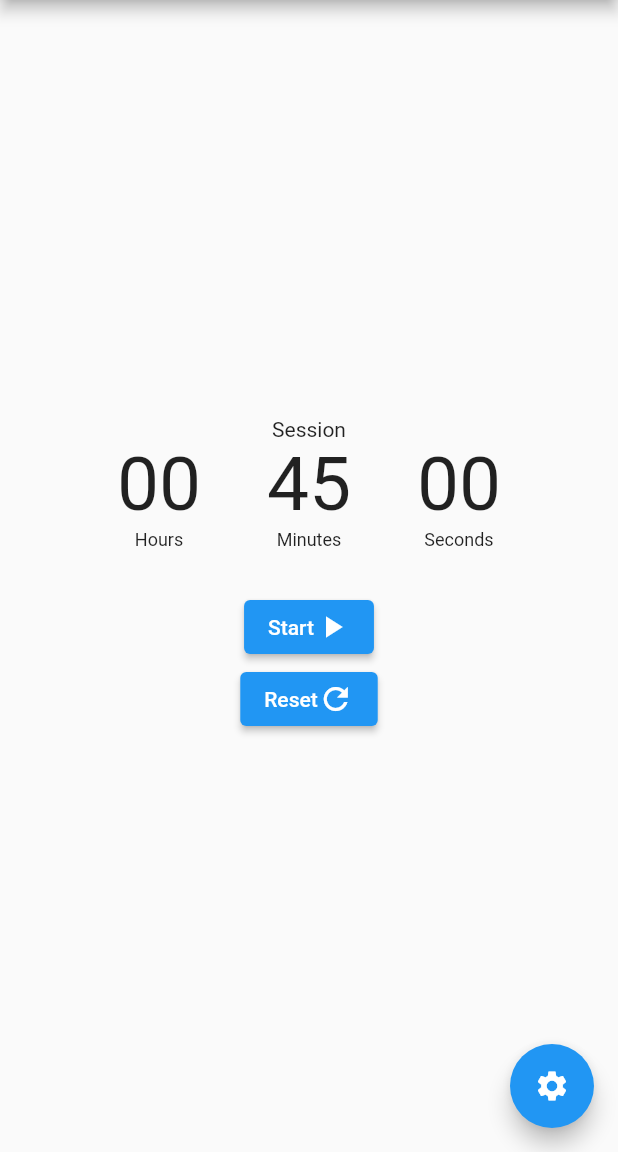
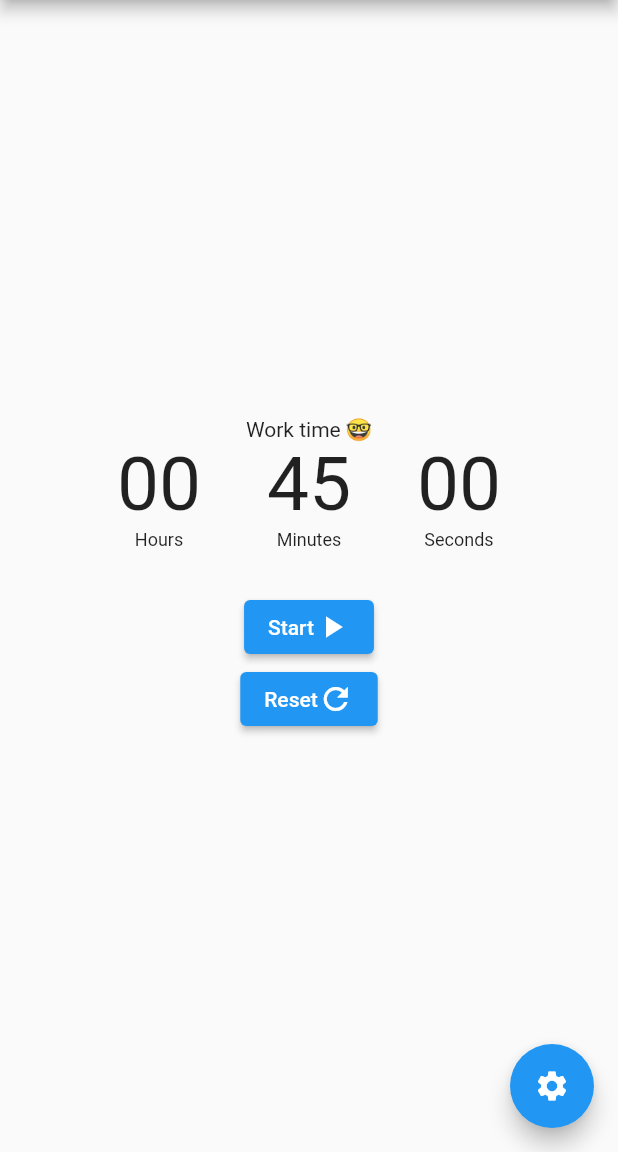
Before and after one commit to cchampou/pomodoro, a Flutter app: the screen it shows after launch, on a phone screen of 412 x 824 dp, the part 84-1236 px from its top. Run offline on Flutter 3.47's test engine with Material 2 defaults, Android fonts, the light colour scheme and no system bars; our stand-ins replace audioplayers.

Commit message:
feat: change wording to be a bit nicer

```diff
--- a/lib/main.dart
+++ b/lib/main.dart
@@ -104,9 +104,12 @@ class _MyHomePageState extends State<MyHomePage> {
         centerTitle: true,
       ),
       body: Center(
-          child: Column(mainAxisAlignment: MainAxisAlignment.center, children: <
-              Widget>[
-        Text(currentTimerType == timerType.sessionType ? 'Session' : 'Break'),
+          child: Column(
+              mainAxisAlignment: MainAxisAlignment.center,
+              children: <Widget>[
+            Text(currentTimerType == timerType.sessionType
+                ? 'Work time 🤓'
+                : 'Break time ✨'),
             Counter(count: currentTime),
             ElevatedButton(
               onPressed: playPause,
```
Lines whose indentation alone changed are shown as unchanged.
